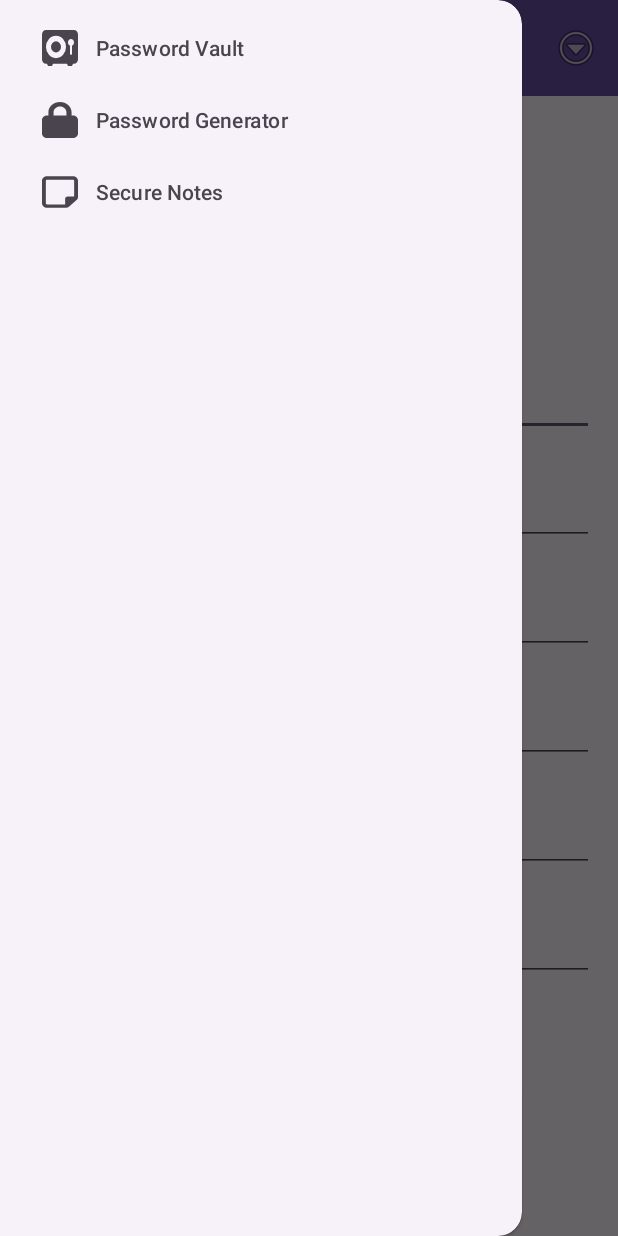
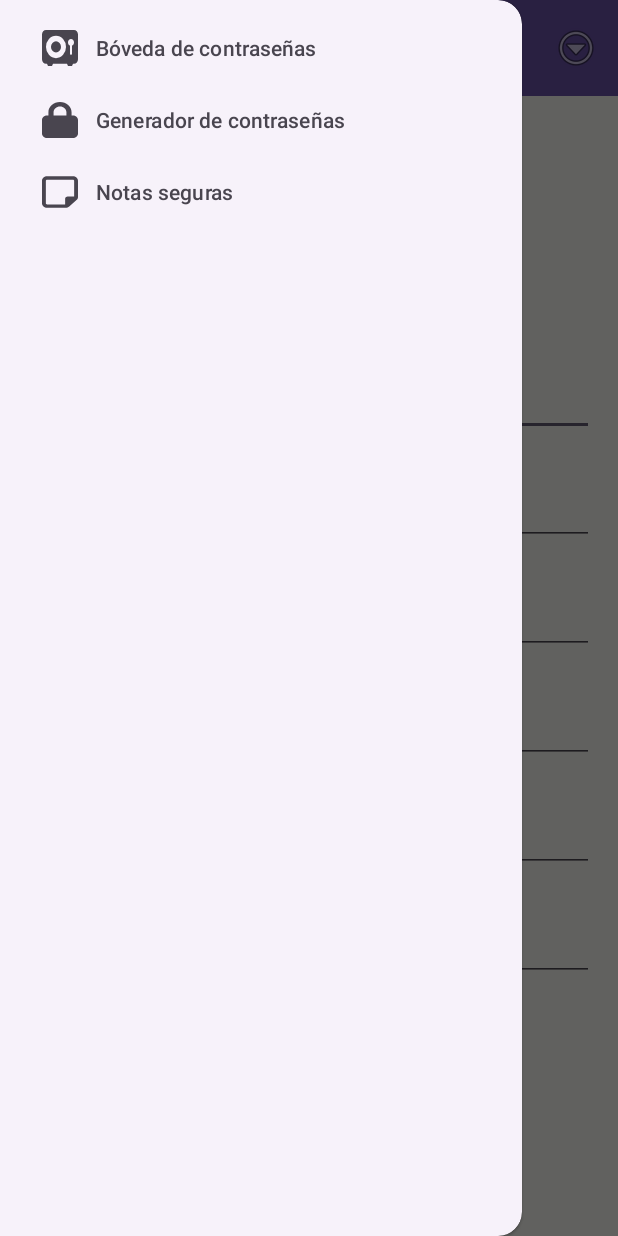
Before and after one commit to Artgnz/Tarea03PDM, an Android app: the screen it shows after launch (MainActivity), with the side drawer open, on a phone screen of 412 x 824 dp. Run offline under Robolectric (Android 15) with nearby library versions, the phone set to English and light mode, and no system bars.

Commit message:
Termina drawer.xml

```diff
--- a/app/src/main/java/com/example/tarea02/MainActivity.java
+++ b/app/src/main/java/com/example/tarea02/MainActivity.java
@@ -1,26 +1,66 @@
 package com.example.tarea02;
 
 import android.os.Bundle;
+import androidx.appcompat.app.ActionBarDrawerToggle;
 import androidx.appcompat.app.AppCompatActivity;
 import androidx.appcompat.widget.Toolbar;
+import androidx.drawerlayout.widget.DrawerLayout;
+
+import android.util.Log;
 import android.view.Menu;
 import android.view.MenuInflater;
 import android.view.MenuItem;
+import android.widget.Toast;
+import com.google.android.material.navigation.NavigationView;
 
-public class MainActivity extends AppCompatActivity {
+public class MainActivity extends AppCompatActivity
+        implements NavigationView.OnNavigationItemSelectedListener {
+
+    private DrawerLayout drawerLayout;
+    private NavigationView navigationView;
+    private Toolbar toolbar;
 
     @Override
     protected void onCreate(Bundle savedInstanceState) {
         super.onCreate(savedInstanceState);
-        // actividad principal de registro
         setContentView(R.layout.activity_main);
-        // actividad de confirmación
-        //setContentView(R.layout.activity_confirmacion);
-        Toolbar toolbar = findViewById(R.id.toolbar);
-        if (toolbar != null) {
-            setSupportActionBar(toolbar);
+
+        drawerLayout = findViewById(R.id.drawer_layout);
+        toolbar = findViewById(R.id.toolbar);
+        navigationView = findViewById(R.id.nav_view);
+
+        setSupportActionBar(toolbar);
+
+        ActionBarDrawerToggle toggle = new ActionBarDrawerToggle(
+                this,
+                drawerLayout,
+                toolbar,
+                R.string.nav_open,
+                R.string.nav_close
+        );
+        drawerLayout.addDrawerListener(toggle);
+        toggle.syncState();
+
+        navigationView.setNavigationItemSelectedListener(this);
+    }
+
+    @Override
+    public boolean onNavigationItemSelected(MenuItem item) {
+        int id = item.getItemId();
+
+        if (id == R.id.nav_generator) {
+            Log.d("Drawer", "Generador de contraseñas");
+            Toast.makeText(this, "Generador de contraseñas", Toast.LENGTH_SHORT).show();
+        } else if (id == R.id.nav_vault) {
+            Log.d("Drawer", "Bóveda de contraseñas");
+            Toast.makeText(this, "Bóveda de contraseñas", Toast.LENGTH_SHORT).show();
+        } else if (id == R.id.nav_secure_notes) {
+            Log.d("Drawer", "Notas seguras");
+            Toast.makeText(this, "Notas seguras", Toast.LENGTH_SHORT).show();
         }
 
+        drawerLayout.closeDrawers();
+        return true;
     }
 
     @Override
@@ -28,12 +68,20 @@ public class MainActivity extends AppCompatActivity {
         int id = item.getItemId();
 
         if (id == R.id.action_search) {
+            Log.d("ActionBar", "Búsqueda");
+            Toast.makeText(this, "Búsqueda", Toast.LENGTH_SHORT).show();
             return true;
         } else if (id == R.id.action_information) {
+            Log.d("ActionBar", "Información");
+            Toast.makeText(this, "Información", Toast.LENGTH_SHORT).show();
             return true;
         } else if (id == R.id.action_profile) {
+            Log.d("ActionBar", "Perfil");
+            Toast.makeText(this, "Perfil", Toast.LENGTH_SHORT).show();
             return true;
         } else if (id == R.id.action_settings) {
+            Log.d("ActionBar", "Configuraciones");
+            Toast.makeText(this, "Configuraciones", Toast.LENGTH_SHORT).show();
             return true;
         }
         return super.onOptionsItemSelected(item);
--- a/app/src/main/res/layout/activity_main.xml
+++ b/app/src/main/res/layout/activity_main.xml
@@ -2,9 +2,13 @@
 <androidx.drawerlayout.widget.DrawerLayout
     xmlns:android="http://schemas.android.com/apk/res/android"
     xmlns:app="http://schemas.android.com/apk/res-auto"
+    xmlns:tools="http://schemas.android.com/tools"
     android:id="@+id/drawer_layout"
     android:layout_width="match_parent"
-    android:layout_height="match_parent">
+    android:layout_height="match_parent"
+    android:background="#168BC34A"
+    tools:context=".MainActivity"
+    tools:openDrawer="start">
 
     <LinearLayout
         android:layout_width="match_parent"
--- a/app/src/main/res/menu/drawer.xml
+++ b/app/src/main/res/menu/drawer.xml
@@ -5,17 +5,18 @@
         <item
             android:id="@+id/nav_vault"
             android:icon="@drawable/vault_solid"
-        android:title="Password Vault" />
+        android:title="@string/password_vault" />
 
         <item
             android:id="@+id/nav_generator"
             android:icon="@drawable/lock_solid"
-        android:title="Password Generator" />
+        android:title="@string/password_generator"
+            />
 
         <item
             android:id="@+id/nav_secure_notes"
             android:icon="@drawable/note_sticky_regular"
-        android:title="Secure Notes" />
+        android:title="@string/secure_notes" />
 
     </group>
 </menu>
--- a/app/src/main/res/values/strings.xml
+++ b/app/src/main/res/values/strings.xml
@@ -20,5 +20,9 @@
     <string name="action_more">Más</string>
     <string name="action_profile">Perfil</string>
     <string name="action_settings">Configuración</string>
-
+    <string name="password_vault">Bóveda de contraseñas</string>
+    <string name="password_generator">Generador de contraseñas</string>
+    <string name="secure_notes">Notas seguras</string>
+    <string name="nav_open">Abrir</string>
+    <string name="nav_close">Cerrar</string>
 </resources>
```
